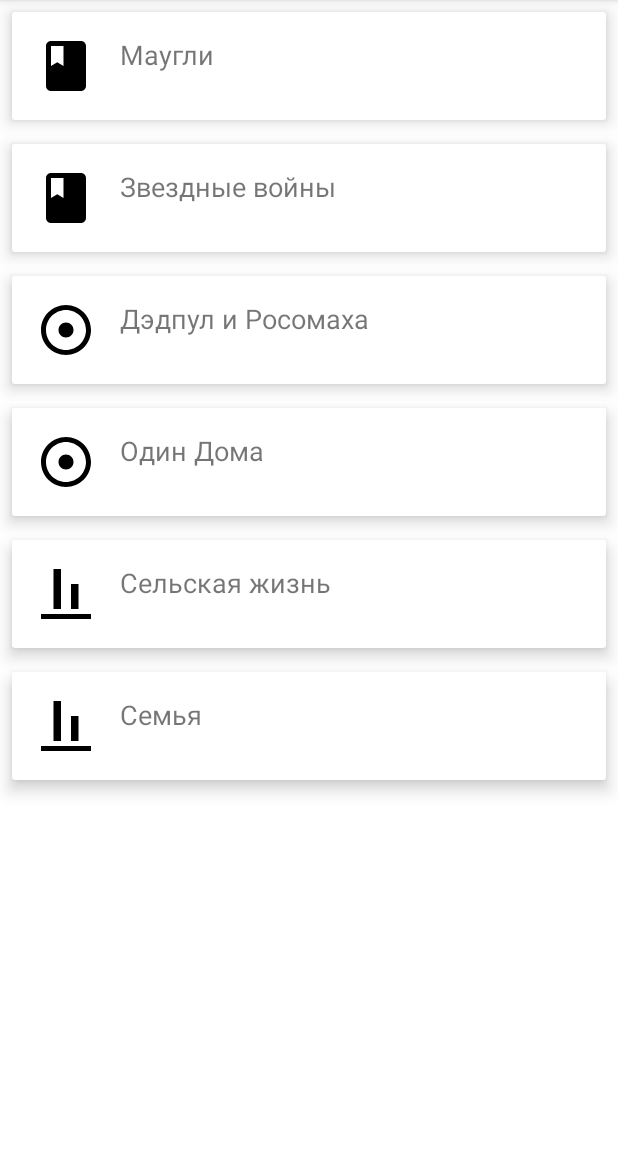
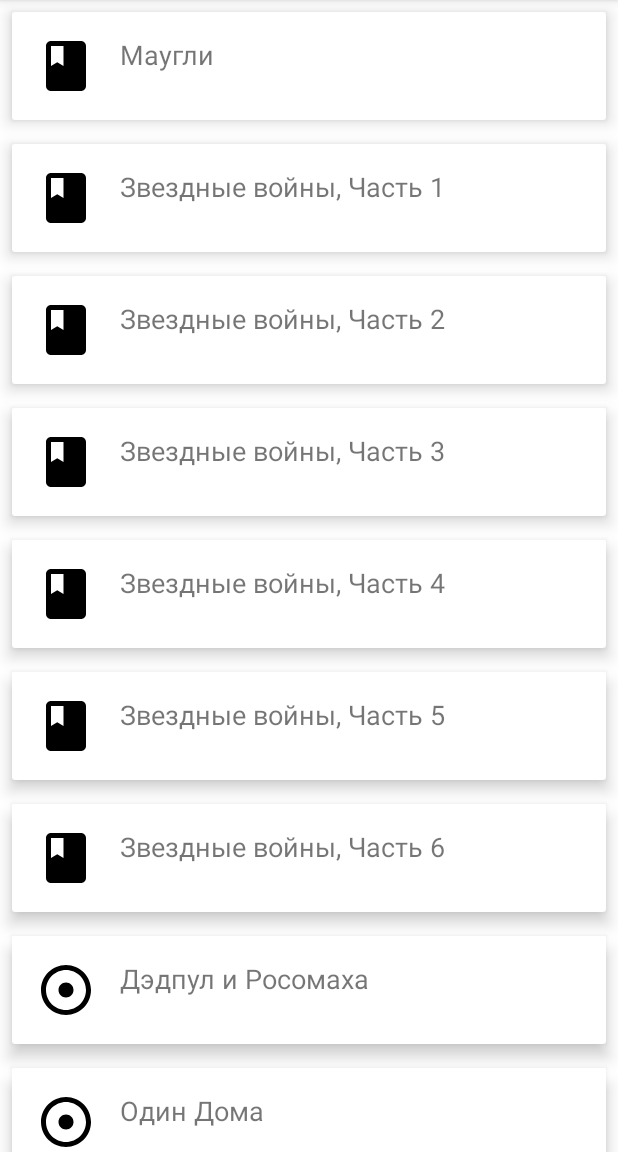
Before and after one commit to eliameli/oop2, an Android app: the screen it shows after launch (MainActivity), on a phone screen of 412 x 824 dp, the part 84-1236 px from its top. Run offline under Robolectric (Android 15) with nearby library versions, the phone set to English and light mode, and no system bars.

Commit message:
commit12 почистил

```diff
--- a/app/src/main/java/com/example/oop2/activity/MainActivity.kt
+++ b/app/src/main/java/com/example/oop2/activity/MainActivity.kt
@@ -1,14 +1,18 @@
 package com.example.oop2.activity
 
 import android.os.Bundle
+import android.util.Log
 import androidx.appcompat.app.AppCompatActivity
+import androidx.recyclerview.widget.ItemTouchHelper
 import androidx.recyclerview.widget.LinearLayoutManager
 import androidx.recyclerview.widget.RecyclerView
 import com.example.oop2.R
 import com.example.oop2.libra.LibraryAdapter
 import com.example.oop2.models.*
 
+
 class MainActivity : AppCompatActivity() {
+
     private lateinit var recyclerView: RecyclerView
     private lateinit var adapter: LibraryAdapter
 
@@ -17,17 +21,45 @@ class MainActivity : AppCompatActivity() {
         setContentView(R.layout.activity_main)
 
         recyclerView = findViewById(R.id.recyclerView)
+        adapter = LibraryAdapter()
+
         recyclerView.layoutManager = LinearLayoutManager(this)
-        adapter = LibraryAdapter()
         recyclerView.adapter = adapter
 
         loadLibraryItems()
+
+
+        val itemTouchHelper = ItemTouchHelper(object :
+            ItemTouchHelper.SimpleCallback(0, ItemTouchHelper.LEFT or ItemTouchHelper.RIGHT) {
+            override fun onMove(
+                recyclerView: RecyclerView,
+                viewHolder: RecyclerView.ViewHolder,
+                target: RecyclerView.ViewHolder
+            ): Boolean {
+                return false
+            }
+
+            override fun onSwiped(viewHolder: RecyclerView.ViewHolder, direction: Int) {
+                val position = viewHolder.adapterPosition
+                adapter.removeItem(position)
+            }
+        })
+
+        itemTouchHelper.attachToRecyclerView(recyclerView)
     }
 
     private fun loadLibraryItems() {
         val books = listOf(
+
             Book(1, true, "Маугли", "Джозеф Киплинг", 202),
-            Book(11, true, "Звездные войны", "Джордж Лукас", 401)
+            Book(11, true, "Звездные войны, Часть 1", "Джордж Лукас", 401),
+            Book(12, true, "Звездные войны, Часть 2", "Джордж Лукас", 412),
+            Book(13, true, "Звездные войны, Часть 3", "Джордж Лукас", 441),
+            Book(14, true, "Звездные войны, Часть 4", "Джордж Лукас", 423),
+            Book(15, true, "Звездные войны, Часть 5", "Джордж Лукас", 363),
+            Book(16, true, "Звездные войны, Часть 6", "Джордж Лукас", 621),
+
+
         )
 
         val disks = listOf(
@@ -40,7 +72,9 @@ class MainActivity : AppCompatActivity() {
             Newspaper(21, true, "Семья", 23, 12)
         )
 
+
         val items = books + disks + newspapers
-        adapter.submitList(items)
+        adapter.submitList(items.toList())
+
     }
 }
--- /dev/null
+++ b/app/src/main/res/drawable/ic_other.xml
@@ -0,0 +1,4 @@
+<?xml version="1.0" encoding="utf-8"?>
+<selector xmlns:android="http://schemas.android.com/apk/res/android">
+
+</selector>
--- a/app/src/main/res/layout/activity_main.xml
+++ b/app/src/main/res/layout/activity_main.xml
@@ -1,18 +1,26 @@
 <?xml version="1.0" encoding="utf-8"?>
 <androidx.constraintlayout.widget.ConstraintLayout xmlns:android="http://schemas.android.com/apk/res/android"
-
+    xmlns:app="http://schemas.android.com/apk/res-auto"
+    app:layout_constraintBottom_toBottomOf="parent"
     xmlns:tools="http://schemas.android.com/tools"
     android:id="@+id/main"
+
+    android:fitsSystemWindows="true"
     android:layout_width="match_parent"
     android:layout_height="match_parent"
     tools:context=".activity.MainActivity">
 
 
+
+
     <androidx.recyclerview.widget.RecyclerView
-
         android:id="@+id/recyclerView"
         android:layout_width="match_parent"
-        android:layout_height="match_parent"/>
+        android:layout_height="match_parent"
+        android:clipToPadding="false"
+        android:paddingBottom="100dp"
+
+        />
 
 
 
--- a/app/src/main/res/layout/item_library.xml
+++ b/app/src/main/res/layout/item_library.xml
@@ -3,8 +3,12 @@
     android:id="@+id/item_card"
     android:layout_width="match_parent"
     android:layout_height="wrap_content"
+
+    android:padding="16dp"
     android:layout_margin="8dp"
-    android:elevation="10dp">
+    android:elevation="10dp"
+
+    >
 
     <LinearLayout
         android:layout_width="match_parent"
@@ -23,7 +27,7 @@
             android:layout_width="wrap_content"
             android:layout_height="wrap_content"
             android:layout_marginStart="16dp"
-            android:text="Название"
+            android:text="Название элемента"
             android:textSize="18sp" />
     </LinearLayout>
 
```
Also changed, not shown: app/src/main/java/com/example/oop2/libra/LibraryAdapter.kt (+16 -2 lines).
